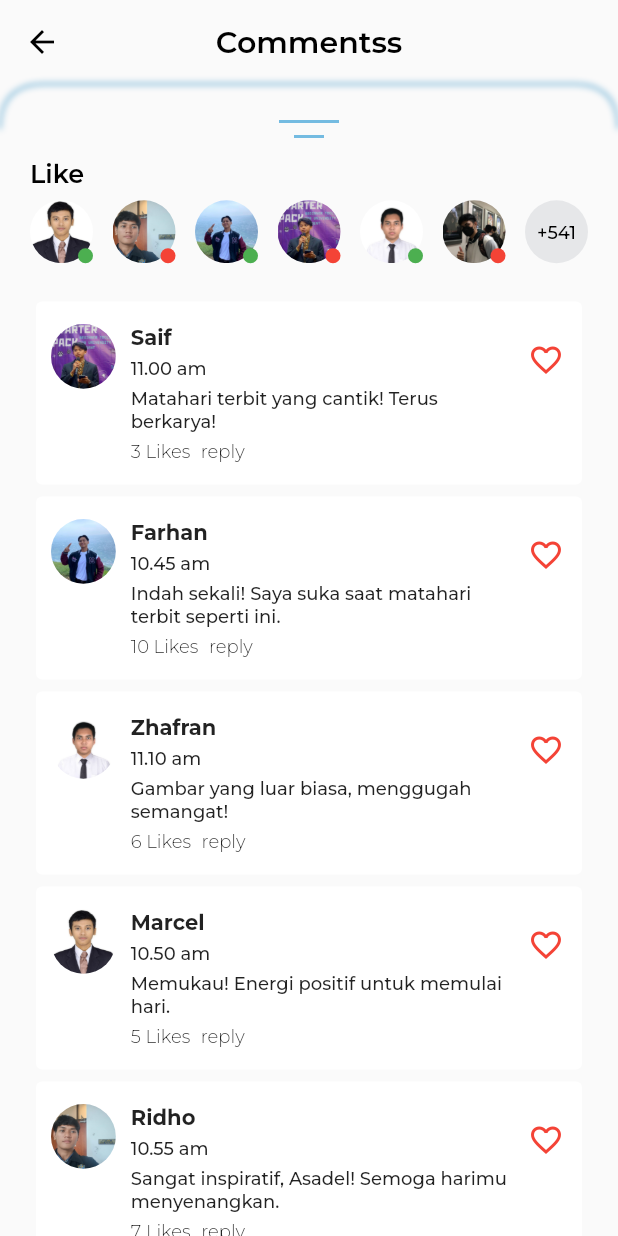
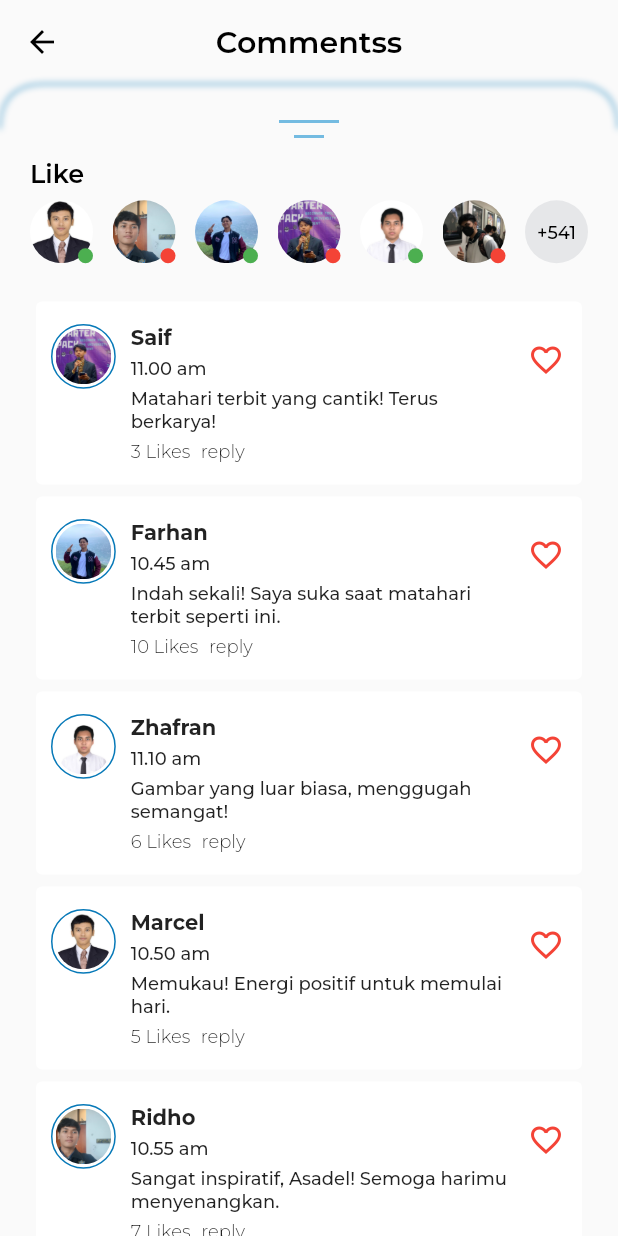
Before and after one commit to Asadell/asadelic_social_app, a Flutter app: the CommentScreen screen opened directly with sample values from the repository, on a phone screen of 412 x 824 dp. Run offline on Flutter 3.47's test engine with Material 2 defaults, Android fonts, the phone set to English and light mode, and no system bars; our stand-ins replace dotted_border; project files that could hold a hidden picture were left out.

Commit message:
update: border image comments [comment]

```diff
--- a/lib/comment_screen.dart
+++ b/lib/comment_screen.dart
@@ -158,15 +158,49 @@ class CommentScreen extends StatelessWidget {
                                   ),
                                   child: AspectRatio(
                                     aspectRatio: 1,
-                                    child: ClipRRect(
-                                      borderRadius: BorderRadius.circular(300),
-                                      child: Image.asset(
-                                        comment.account.imageAsset,
-                                        fit: BoxFit.cover,
+                                    child: Container(
+                                      clipBehavior: Clip.antiAlias,
+                                      padding: const EdgeInsets.all(2.0),
+                                      decoration: BoxDecoration(
+                                        border: Border.all(
+                                          color: const Color(0xFF0779B8),
+                                          width: 1,
+                                        ),
+                                        borderRadius: BorderRadius.circular(80),
+                                      ),
+                                      child: ClipRRect(
+                                        borderRadius:
+                                            BorderRadius.circular(300),
+                                        child: Image.asset(
+                                          comment.account.imageAsset,
+                                          fit: BoxFit.cover,
+                                        ),
                                       ),
                                     ),
                                   ),
                                 ),
+//
+                                // Container(
+                                //   clipBehavior: Clip.antiAlias,
+                                //   padding: const EdgeInsets.all(2.0),
+                                //   decoration: BoxDecoration(
+                                //     border: Border.all(
+                                //       color: const Color(0xFF0779B8),
+                                //       width: 2,
+                                //     ),
+                                //     borderRadius: BorderRadius.circular(80),
+                                //   ),
+                                //   child: ClipRRect(
+                                //     borderRadius: BorderRadius.circular(50),
+                                //     child: Image.asset(
+                                //       stories.imageAsset,
+                                //       width: 78,
+                                //       height: 78,
+                                //       fit: BoxFit.cover,
+                                //     ),
+                                //   ),
+                                // ),
+//
                               ),
                               const SizedBox(
                                 height: 15,
```
